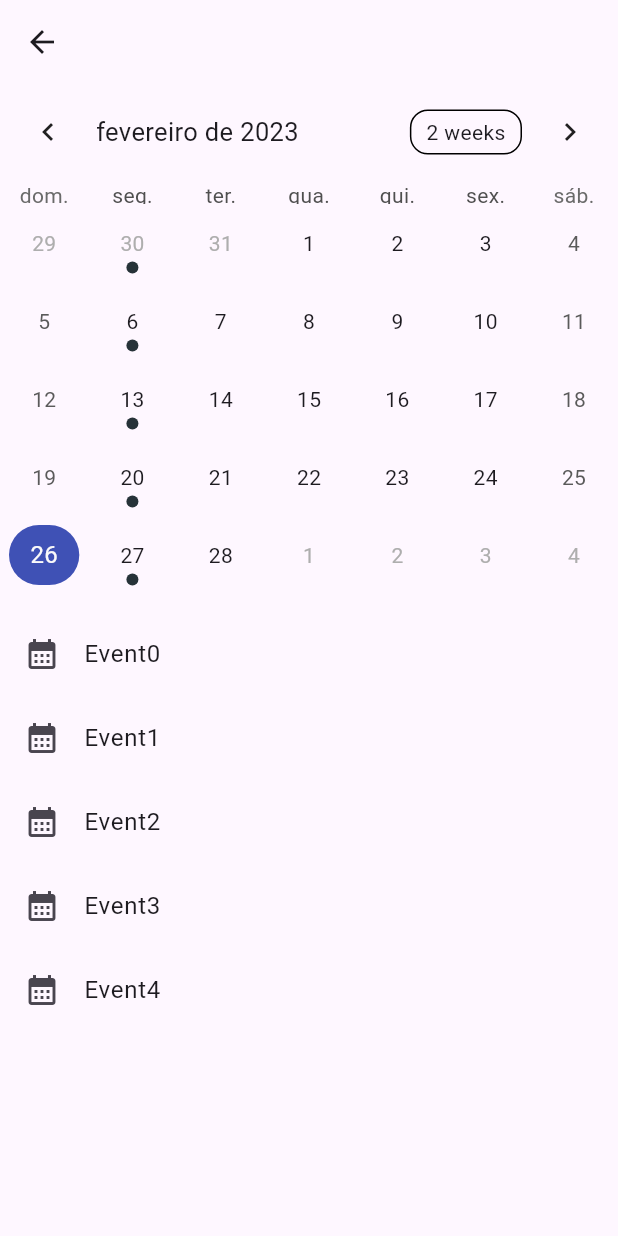
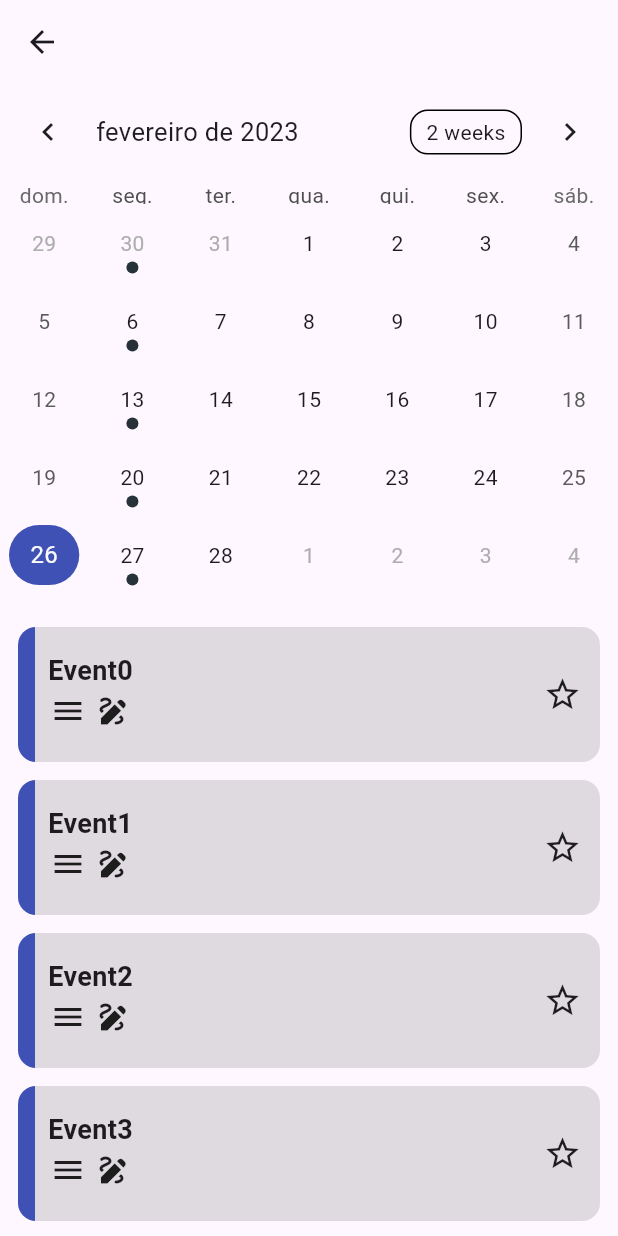
Before and after one commit to JamersonCarlos/studyup_projectFlutter, a Flutter app: the CalendarPage screen opened directly, on a phone screen of 412 x 824 dp. Run offline on Flutter 3.47's test engine with Material 2 defaults, Android fonts, the phone set to English and light mode, and no system bars; drawn by our look-alikes of table_calendar; our stand-ins replace bloc, firebase_auth, firebase_core, flutter_bloc, flutter_svg, google_fonts; accounts and stored records are empty.

Commit message:
style event list

```diff
--- a/lib/pages/calendar/calendar_page.dart
+++ b/lib/pages/calendar/calendar_page.dart
@@ -1,5 +1,6 @@
 import 'package:flutter/material.dart';
 import 'package:flutter_application_1/cubits/calendar/calendar_cubit.dart';
+import 'package:flutter_application_1/pages/calendar/width/event.dart';
 import 'package:flutter_bloc/flutter_bloc.dart';
 import 'package:table_calendar/table_calendar.dart';
 
@@ -11,9 +12,6 @@ class CalendarPage extends StatefulWidget {
 }
 
 class _CalendarPageState extends State<CalendarPage> {
-
-
-
   @override
   Widget build(BuildContext context) {
     late CalendarCubit _cubit = context.read<CalendarCubit>();
@@ -49,15 +47,14 @@ class _CalendarPageState extends State<CalendarPage> {
               );
             },
           ),
-          const SizedBox(height: 12),
+          const SizedBox(height: 22),
           Expanded(
-              child: ListView.builder(
+              child: ListView.separated(
+            padding: const EdgeInsets.only(bottom: 150),
             itemCount: 5,
+            separatorBuilder: (context, index) => const Padding(padding: EdgeInsets.symmetric(vertical: 6)),
             itemBuilder: (context, index) {
-              return ListTile(
-                title: Text("Event$index"),
-                leading: const Icon(Icons.calendar_month),
-              );
+              return EventWidget(index: index);
             },
           ))
         ],
--- /dev/null
+++ b/lib/pages/calendar/width/event.dart
@@ -0,0 +1,53 @@
+import 'package:flutter/material.dart';
+
+class EventWidget extends StatelessWidget {
+  const EventWidget({super.key, required this.index});
+  final int index;
+
+  @override
+  Widget build(BuildContext context) {
+    return Padding(
+      padding: const EdgeInsets.symmetric(horizontal: 12,),
+      child: Container(
+        height: 90,
+        width: MediaQuery.of(context).size.width * 0.65,
+        decoration: const BoxDecoration(
+          gradient: LinearGradient(
+              stops: [0.03, 0.03], colors: [Colors.indigo, Colors.black12]),
+          borderRadius: BorderRadius.all(
+            Radius.circular(12),
+          ),
+        ),
+        child: Row(
+          mainAxisAlignment: MainAxisAlignment.spaceBetween,
+          children: [
+            Padding(
+              padding: const EdgeInsets.only(left: 20.0, top: 16),
+              child: Column(
+                children: [
+                  Text(
+                    "Event$index",
+                    style: const TextStyle(
+                        fontWeight: FontWeight.bold, fontSize: 18),
+                  ),
+                  const SizedBox(height: 2),
+                  Row(
+                    children: const [
+                       Icon(Icons.menu),
+                       SizedBox(width: 6),
+                       Icon(Icons.draw)
+                    ],
+                  ),
+                ],
+              ),
+            ),
+            const Padding(
+              padding: EdgeInsets.only(right: 12.0),
+              child: Icon(Icons.star_border, size: 26),
+            )
+          ],
+        ),
+      ),
+    );
+  }
+}
```
